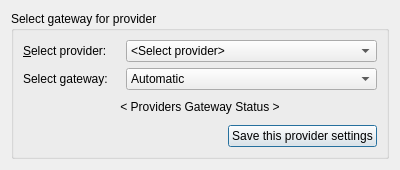
leapcode/bitmask_client, file src/leap/bitmask/gui/ui/eippreferences.ui: the form before one commit.
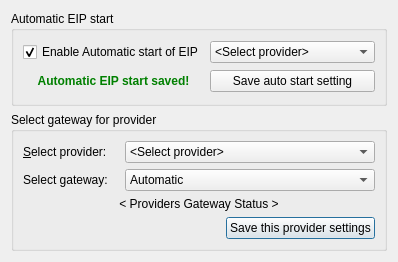
The form after the commit. Icons and pictures are not drawn.

Commit message: Add preference to set autostart EIP option.

Diff of the .ui file:
```diff
--- a/src/leap/bitmask/gui/ui/eippreferences.ui
+++ b/src/leap/bitmask/gui/ui/eippreferences.ui
@@ -6,8 +6,8 @@
    <rect>
     <x>0</x>
     <y>0</y>
-    <width>400</width>
-    <height>170</height>
+    <width>398</width>
+    <height>262</height>
    </rect>
   </property>
   <property name="windowTitle">
@@ -17,8 +17,8 @@
    <iconset resource="../../../../../data/resources/mainwindow.qrc">
     <normaloff>:/images/mask-icon.png</normaloff>:/images/mask-icon.png</iconset>
   </property>
-  <layout class="QVBoxLayout" name="verticalLayout">
-   <item>
+  <layout class="QGridLayout" name="gridLayout_2">
+   <item row="1" column="0">
     <widget class="QGroupBox" name="gbGatewaySelector">
      <property name="enabled">
       <bool>true</bool>
@@ -30,15 +30,6 @@
       <bool>false</bool>
      </property>
      <layout class="QGridLayout" name="gridLayout">
-      <item row="0" column="1" colspan="2">
-       <widget class="QComboBox" name="cbProvidersGateway">
-        <item>
-         <property name="text">
-          <string>&lt;Select provider&gt;</string>
-         </property>
-        </item>
-       </widget>
-      </item>
       <item row="0" column="0">
        <widget class="QLabel" name="lblSelectProvider">
         <property name="text">
@@ -49,6 +40,32 @@
         </property>
        </widget>
       </item>
+      <item row="0" column="1" colspan="2">
+       <widget class="QComboBox" name="cbProvidersGateway">
+        <item>
+         <property name="text">
+          <string>&lt;Select provider&gt;</string>
+         </property>
+        </item>
+       </widget>
+      </item>
+      <item row="7" column="2">
+       <widget class="QPushButton" name="pbSaveGateway">
+        <property name="text">
+         <string>Save this provider settings</string>
+        </property>
+       </widget>
+      </item>
+      <item row="4" column="0" colspan="3">
+       <widget class="QLabel" name="lblProvidersGatewayStatus">
+        <property name="text">
+         <string>&lt; Providers Gateway Status &gt;</string>
+        </property>
+        <property name="alignment">
+         <set>Qt::AlignCenter</set>
+        </property>
+       </widget>
+      </item>
       <item row="1" column="0">
        <widget class="QLabel" name="label">
         <property name="text">
@@ -65,23 +82,66 @@
         </item>
        </widget>
       </item>
-      <item row="5" column="2">
-       <widget class="QPushButton" name="pbSaveGateway">
-        <property name="text">
-         <string>Save this provider settings</string>
+     </layout>
+    </widget>
+   </item>
+   <item row="0" column="0">
+    <widget class="QGroupBox" name="gbAutomaticEIP">
+     <property name="title">
+      <string>Automatic EIP start</string>
+     </property>
+     <layout class="QGridLayout" name="gridLayout_3">
+      <item row="3" column="0">
+       <widget class="QLabel" name="lblAutoStartEIPStatus">
+        <property name="layoutDirection">
+         <enum>Qt::LeftToRight</enum>
         </property>
-       </widget>
-      </item>
-      <item row="2" column="0" colspan="3">
-       <widget class="QLabel" name="lblProvidersGatewayStatus">
+        <property name="styleSheet">
+         <string notr="true"/>
+        </property>
+        <property name="frameShape">
+         <enum>QFrame::NoFrame</enum>
+        </property>
+        <property name="frameShadow">
+         <enum>QFrame::Plain</enum>
+        </property>
         <property name="text">
-         <string>&lt; Providers Gateway Status &gt;</string>
+         <string>&lt;font color='green'&gt;&lt;b&gt;Automatic EIP start saved!&lt;/b&gt;&lt;/font&gt;</string>
         </property>
         <property name="alignment">
          <set>Qt::AlignCenter</set>
         </property>
        </widget>
       </item>
+      <item row="3" column="1">
+       <widget class="QPushButton" name="pbSaveAutoStartEIP">
+        <property name="text">
+         <string>Save auto start setting</string>
+        </property>
+       </widget>
+      </item>
+      <item row="0" column="0">
+       <widget class="QCheckBox" name="cbAutoStartEIP">
+        <property name="layoutDirection">
+         <enum>Qt::LeftToRight</enum>
+        </property>
+        <property name="text">
+         <string>Enable Automatic start of EIP</string>
+        </property>
+        <property name="checked">
+         <bool>true</bool>
+        </property>
+       </widget>
+      </item>
+      <item row="0" column="1">
+       <widget class="QComboBox" name="cbProvidersEIP">
+        <item>
+         <property name="text">
+          <string>&lt;Select provider&gt;</string>
+         </property>
+        </item>
+       </widget>
+      </item>
      </layout>
     </widget>
    </item>
```
Left out of the diff: 31 changed lines with no effect on the pictures. The commit also changes 2 other files.
